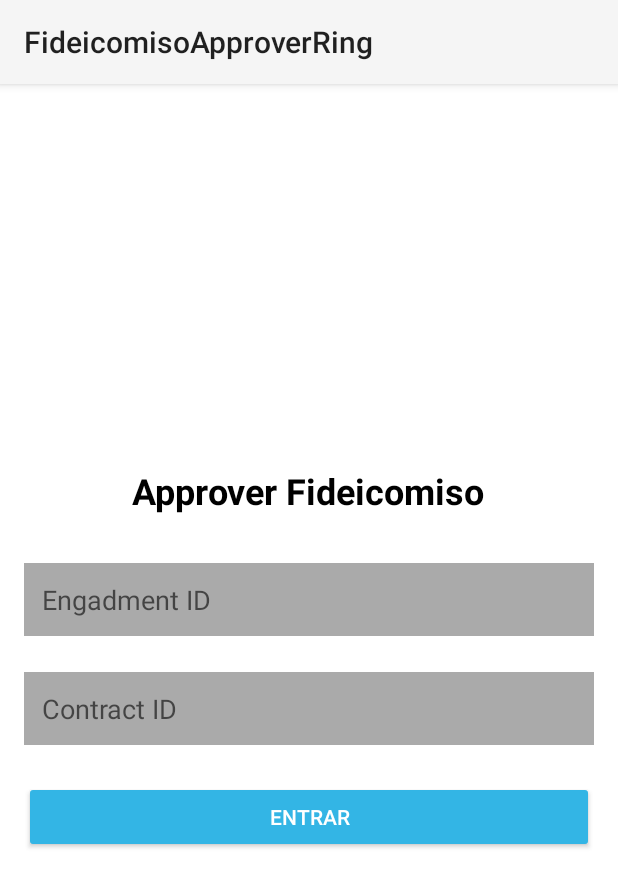
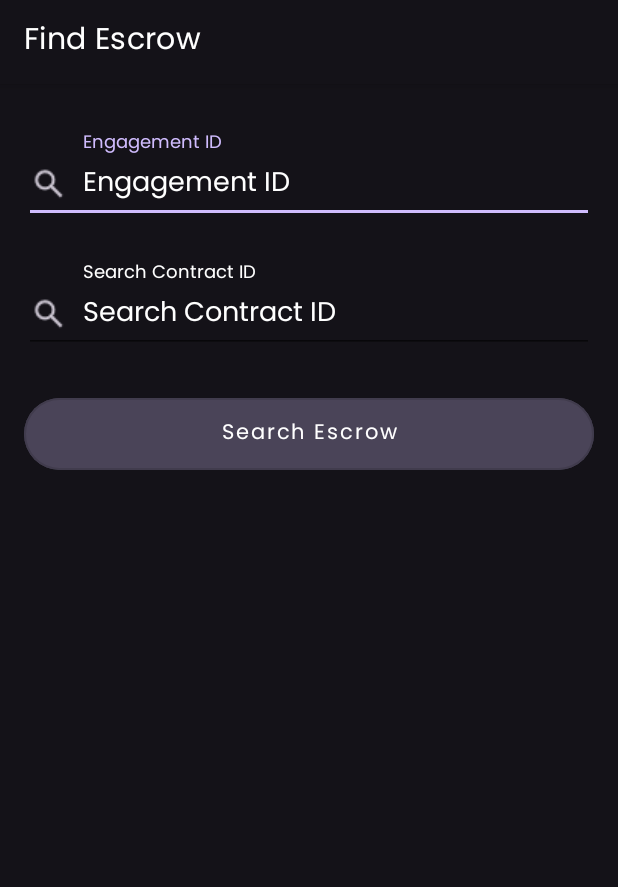
Before and after one commit to Crypto-Jaguars/Revo-Android, an Android app built with Jetpack Compose: the screen it shows after launch (MainActivity before the commit, FindEscrowActivity after it), on a phone screen of 412 x 824 dp. Shown: the top 887 px of the screen. Run offline under Robolectric (Android 15) with nearby library versions, the phone set to English and light mode, and no system bars.

Commit message:
Issue #7 Fetch Escrow by Engagement ID in Android App

```diff
--- /dev/null
+++ b/app/src/main/java/com/example/fideicomisoapproverring/FindEscrowActivity.kt
@@ -0,0 +1,101 @@
+package com.example.fideicomisoapproverring
+
+import android.content.Intent
+import android.os.Bundle
+import android.view.View
+import android.view.inputmethod.InputMethodManager
+import android.widget.Button
+import android.widget.EditText
+import android.widget.LinearLayout
+import android.widget.Toast
+import androidx.appcompat.app.AppCompatActivity
+import okhttp3.Call
+import okhttp3.Callback
+import okhttp3.OkHttpClient
+import okhttp3.Request
+import okhttp3.Response
+import java.io.IOException
+
+class FindEscrowActivity : AppCompatActivity() {
+
+    private lateinit var loadingPanel: LinearLayout
+    private lateinit var form: LinearLayout
+
+    private lateinit var engagementIdInput: EditText
+    private lateinit var contractIdInput: EditText
+    private lateinit var enterButton: Button
+
+    override fun onCreate(savedInstanceState: Bundle?) {
+
+        super.onCreate(savedInstanceState)
+        setContentView(R.layout.activity_find_escrow)
+
+        loadingPanel = findViewById(R.id.loadingPanel)
+        form = findViewById(R.id.form)
+
+        engagementIdInput = findViewById(R.id.engagementIdInput)
+        contractIdInput = findViewById(R.id.contractIdInput)
+        enterButton = findViewById(R.id.enterButton)
+
+        enterButton.setOnClickListener {
+            val engagementId = engagementIdInput.text.toString()
+            val contractId = contractIdInput.text.toString()
+
+            if (engagementId.isNotEmpty() and contractId.isNotEmpty()) {
+                loadingPanel.visibility = View.VISIBLE
+                fetchEngagementData(engagementId, contractId)
+
+                val imm = getSystemService(InputMethodManager::class.java)
+                imm.hideSoftInputFromWindow(enterButton.windowToken, 0)
+            } else {
+                Toast.makeText(this, "Please enter an Engagement ID and a Contract ID", Toast.LENGTH_SHORT).show()
+            }
+        }
+    }
+
+    protected override fun onResume() {
+        super.onResume()
+        loadingPanel.visibility = View.GONE
+        engagementIdInput.setText("")
+        contractIdInput.setText("")
+    }
+
+    private fun fetchEngagementData(engagementId: String, contractId: String) {
+
+        val url = "https://api.trustlesswork.com/escrow/get-escrow-by-engagement-id?contractId=$contractId&engagementId=$engagementId"
+        val client = OkHttpClient()
+        val request = Request.Builder()
+            .url(url)
+            .build()
+
+        client.newCall(request).enqueue(object : Callback {
+            override fun onFailure(call: Call, e: IOException) {
+                runOnUiThread {
+                    loadingPanel.visibility = View.GONE
+                    Toast.makeText(this@FindEscrowActivity, "Connection error", Toast.LENGTH_SHORT).show()
+                }
+            }
+
+            override fun onResponse(call: Call, response: Response) {
+                if (response.isSuccessful) {
+                    val responseBody = response.body?.string()
+                    runOnUiThread {
+                        val intent = Intent(this@FindEscrowActivity, EscrowDetailsActivity::class.java)
+                        if(response.code == 200){
+                            intent.putExtra("escrowData", responseBody.toString())
+                            intent.putExtra("engagementID", engagementId)
+                        }
+                        startActivity(intent)
+                    }
+                } else {
+                    runOnUiThread {
+                        val intent = Intent(this@FindEscrowActivity, EscrowDetailsActivity::class.java)
+                        intent.putExtra("engagementID", engagementId)
+                        startActivity(intent)
+                    }
+                }
+            }
+        })
+    }
+
+}
--- /dev/null
+++ b/app/src/main/res/font/poppins.xml
@@ -0,0 +1,11 @@
+<?xml version="1.0" encoding="utf-8"?>
+<font-family xmlns:android="http://schemas.android.com/apk/res/android">
+    <font
+        android:fontStyle="normal"
+        android:fontWeight="400"
+        android:font="@font/poppins_regular" />
+    <font
+        android:fontStyle="normal"
+        android:fontWeight="600"
+        android:font="@font/poppins_bold" />
+</font-family>
--- /dev/null
+++ b/app/src/main/res/layout/activity_find_escrow.xml
@@ -0,0 +1,97 @@
+<?xml version="1.0" encoding="utf-8"?>
+<LinearLayout xmlns:android="http://schemas.android.com/apk/res/android"
+    xmlns:tools="http://schemas.android.com/tools"
+    android:layout_width="match_parent"
+    android:layout_height="match_parent"
+    xmlns:app="http://schemas.android.com/apk/res-auto"
+    android:background="#141218"
+    android:gravity="start"
+    android:orientation="vertical"
+    android:paddingHorizontal="16dp"
+    android:paddingVertical="30dp"
+    tools:context=".FindEscrowActivity">
+
+    <LinearLayout
+        android:id="@+id/loadingPanel"
+        android:layout_width="match_parent"
+        android:layout_height="match_parent"
+        android:gravity="center"
+        android:visibility="gone">
+
+        <ProgressBar
+            android:layout_width="wrap_content"
+            android:layout_height="wrap_content"
+            android:indeterminate="true" />
+    </LinearLayout>
+
+    <LinearLayout
+        android:id="@+id/form"
+        android:layout_width="match_parent"
+        android:layout_height="wrap_content"
+        android:orientation="vertical"
+        android:visibility="visible">
+
+        <com.google.android.material.textfield.TextInputLayout
+            android:theme="@style/ThemeOverlay.AppTheme.TextInputEditText.Outlined"
+            android:layout_width="match_parent"
+            android:layout_height="wrap_content"
+            android:layout_marginBottom="24dp"
+            app:hintEnabled="true"
+            android:hint="Engagement ID"
+            app:hintTextColor="#D0BCFE"
+            app:boxStrokeColor="#D0BCFE"
+            app:expandedHintEnabled="false"
+            android:textColorHint="@color/white">
+
+            <com.google.android.material.textfield.TextInputEditText
+                android:id="@+id/engagementIdInput"
+                android:layout_width="match_parent"
+                android:layout_height="wrap_content"
+                android:hint="Engagement ID"
+                android:textColorHint="@color/white"
+                android:drawableStart="@drawable/lens_icon"
+                android:drawablePadding="10dp"
+                android:inputType="text"
+                android:textColor="@color/white" />
+
+        </com.google.android.material.textfield.TextInputLayout>
+
+        <com.google.android.material.textfield.TextInputLayout
+            android:theme="@style/ThemeOverlay.AppTheme.TextInputEditText.Outlined"
+            android:layout_width="match_parent"
+            android:layout_height="wrap_content"
+            android:layout_marginBottom="24dp"
+            app:hintEnabled="true"
+            android:hint="Search Contract ID"
+            app:hintTextColor="#D0BCFE"
+            app:boxStrokeColor="#D0BCFE"
+            app:expandedHintEnabled="false"
+            android:textColorHint="@color/white">
+
+            <com.google.android.material.textfield.TextInputEditText
+                android:id="@+id/contractIdInput"
+                android:layout_width="match_parent"
+                android:layout_height="wrap_content"
+                android:hint="Search Contract ID"
+                android:textColorHint="@color/white"
+                android:drawableStart="@drawable/lens_icon"
+                android:drawablePadding="10dp"
+                android:inputType="text"
+                android:textColor="@color/white" />
+
+        </com.google.android.material.textfield.TextInputLayout>
+
+        <com.google.android.material.button.MaterialButton
+            style="@style/MyButton"
+            android:id="@+id/enterButton"
+            android:layout_width="match_parent"
+            android:layout_height="wrap_content"
+            android:padding="12dp"
+            android:text="Search Escrow"
+            android:textAllCaps="false"
+            android:textColor="@color/white"
+            app:cornerRadius="50sp" />
+
+    </LinearLayout>
+
+</LinearLayout>
--- a/app/src/main/res/values/colors.xml
+++ b/app/src/main/res/values/colors.xml
@@ -1,5 +1,5 @@
 <?xml version="1.0" encoding="utf-8"?>
-<resources>
+<resources xmlns:tools="http://schemas.android.com/tools">
     <color name="purple_200">#FFBB86FC</color>
     <color name="purple_500">#FF6200EE</color>
     <color name="purple_700">#FF3700B3</color>
@@ -7,4 +7,5 @@
     <color name="teal_700">#FF018786</color>
     <color name="black">#FF000000</color>
     <color name="white">#FFFFFFFF</color>
+    <color name="mtrl_textinput_default_box_stroke_color" tools:override="true">#fff</color>
 </resources>
--- a/app/src/main/res/values/themes.xml
+++ b/app/src/main/res/values/themes.xml
@@ -1,5 +1,40 @@
 <?xml version="1.0" encoding="utf-8"?>
 <resources>
 
-    <style name="Theme.FideicomisoApproverRing" parent="android:Theme.Material.Light.NoActionBar" />
+    <style name="Theme.FideicomisoApproverRing" parent="Theme.MaterialComponents.DayNight.DarkActionBar">
+        <item name="android:windowLightStatusBar">true</item>
+        <item name="colorPrimary">#141218</item>
+        <item name="colorAccent">@color/white</item>
+        <item name="textInputStyle">@style/Widget.Design.TextInputLayout</item>
+        <item name="fontFamily">@font/poppins</item>
+    </style>
+
+    <style name="LabelHintAppearance" parent="@android:style/TextAppearance">
+        <item name="android:textSize">16sp</item>
+        <item name="android:textColor">@color/white</item>
+    </style>
+
+    <!-- Shape Appearance for small components like chips, buttons, text fields and FABs. -->
+    <style name="ShapeAppearance.App.SmallComponent" parent="ShapeAppearance.MaterialComponents.SmallComponent">
+        <item name="cornerFamily">rounded</item>
+        <item name="cornerSize">50%</item>
+    </style>
+
+    <style name="Widget.Design.TextInputLayout" parent="Widget.MaterialComponents.TextInputLayout.OutlinedBox">
+        <item name="boxStrokeWidth">2dp</item>
+        <item name="boxStrokeWidthFocused">2dp</item>
+    </style>
+
+    <style name="ThemeOverlay.Material3.Button">
+        <item name="android:background">#4A4458</item>
+    </style>
+
+    <style name="MyButton" parent="Widget.MaterialComponents.Button.OutlinedButton">
+        <item name="android:backgroundTint">#4A4458</item>
+    </style>
+
+    <style name="ThemeOverlay.AppTheme.TextInputEditText.Outlined" parent="">
+        <item name="colorControlActivated">#D0BCFE</item>
+    </style>
+
 </resources>
```
Also changed, not shown: app/src/main/AndroidManifest.xml (+16 -2 lines), app/src/main/java/com/example/fideicomisoapproverring/EscrowDetailsActivity.kt (added, +82 -0 lines), app/src/main/res/layout/activity_escrow_details.xml (added, +150 -0 lines), app/src/main/res/drawable/lens_icon.png (added), app/src/main/res/drawable/no_results.png (added), app/src/main/res/font/poppins_bold.ttf (added), app/src/main/res/font/poppins_regular.ttf (added).
